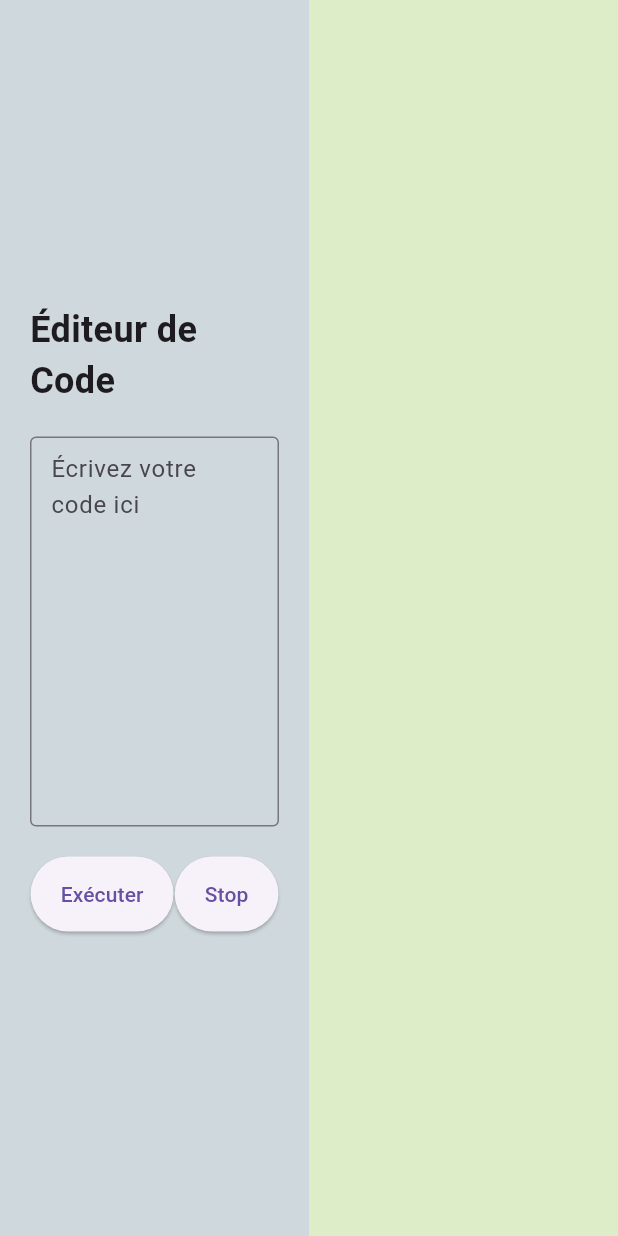
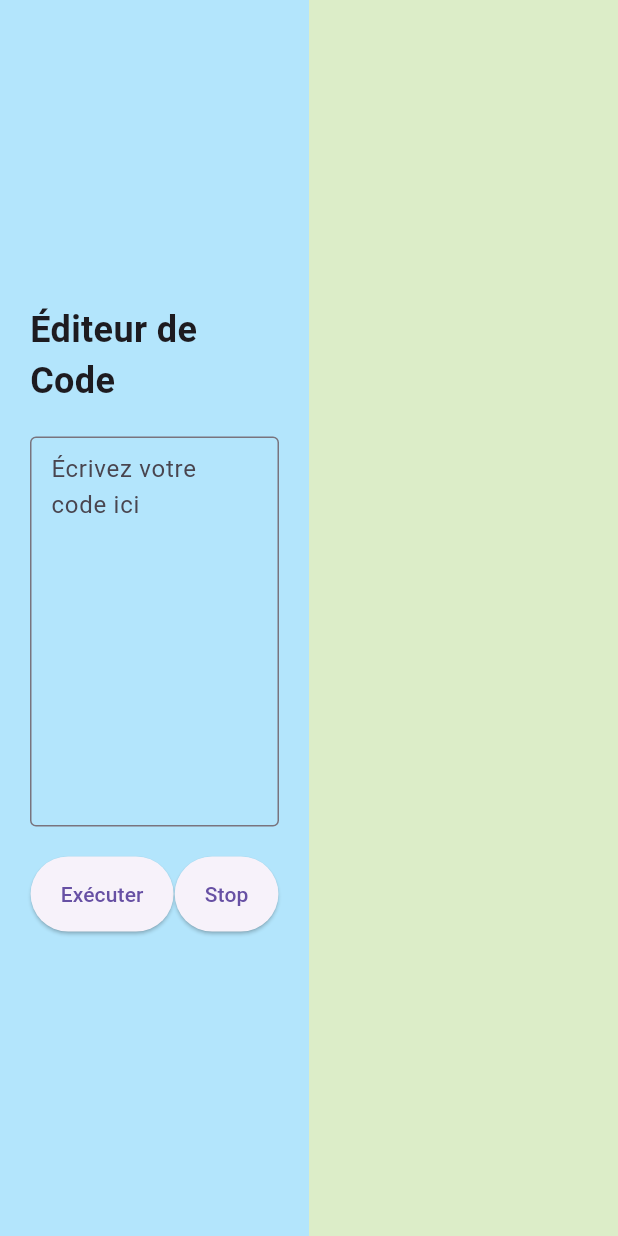
Before and after one commit to Achrafab02/tortoise-world, a Flutter app: the screen it shows after launch, after a tap on "Stop", on a phone screen of 412 x 824 dp. Run offline on Flutter 3.47's test engine with Material 3 defaults, Android fonts, the phone set to English and light mode, and no system bars.

Commit message:
Added error helping II

```diff
--- a/lib/View/main.dart
+++ b/lib/View/main.dart
@@ -56,7 +56,7 @@ class _SplitScreenState extends State<SplitScreen> {
         Expanded(
           // Partie gauche de la fenêtre
           child: Container(
-            color: Colors.blueGrey[100],
+            color: Colors.lightBlue[100],
             padding: EdgeInsets.all(20.0),
             child: Column(
               mainAxisAlignment: MainAxisAlignment.center,
```
Also changed, not shown: 1 other file.
